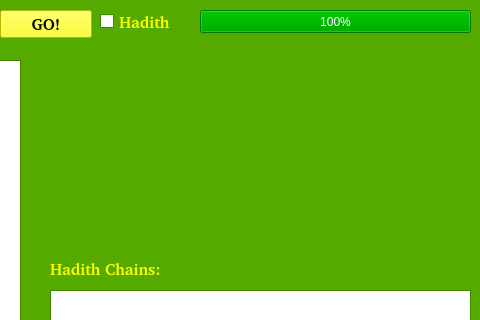
The window that trunk/src/ATSarf/gui/mainwindow.ui (codelogicanalysis/atmine) describes before a commit, drawn with Qt 5; both pictures show x 520 to 1000 and y 0 to 320 of the 1000 by 650 pixel window.
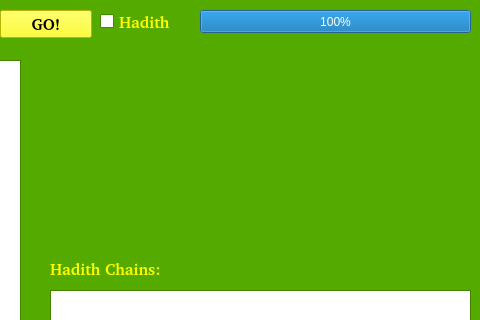
The same window after the commit. Icons and pictures are not drawn.

```diff
--- a/trunk/src/ATSarf/gui/mainwindow.ui
+++ b/trunk/src/ATSarf/gui/mainwindow.ui
@@ -1900,34 +1900,412 @@
     <property name="palette">
      <palette>
       <active>
-       <colorrole role="Highlight">
+       <colorrole role="WindowText">
         <brush brushstyle="SolidPattern">
          <color alpha="255">
           <red>0</red>
+          <green>0</green>
+          <blue>0</blue>
+         </color>
+        </brush>
+       </colorrole>
+       <colorrole role="Button">
+        <brush brushstyle="SolidPattern">
+         <color alpha="255">
+          <red>255</red>
+          <green>255</green>
+          <blue>127</blue>
+         </color>
+        </brush>
+       </colorrole>
+       <colorrole role="Light">
+        <brush brushstyle="SolidPattern">
+         <color alpha="255">
+          <red>255</red>
+          <green>255</green>
+          <blue>255</blue>
+         </color>
+        </brush>
+       </colorrole>
+       <colorrole role="Midlight">
+        <brush brushstyle="SolidPattern">
+         <color alpha="255">
+          <red>255</red>
+          <green>255</green>
+          <blue>191</blue>
+         </color>
+        </brush>
+       </colorrole>
+       <colorrole role="Dark">
+        <brush brushstyle="SolidPattern">
+         <color alpha="255">
+          <red>127</red>
+          <green>127</green>
+          <blue>63</blue>
+         </color>
+        </brush>
+       </colorrole>
+       <colorrole role="Mid">
+        <brush brushstyle="SolidPattern">
+         <color alpha="255">
+          <red>170</red>
           <green>170</green>
+          <blue>84</blue>
+         </color>
+        </brush>
+       </colorrole>
+       <colorrole role="Text">
+        <brush brushstyle="SolidPattern">
+         <color alpha="255">
+          <red>0</red>
+          <green>0</green>
+          <blue>0</blue>
+         </color>
+        </brush>
+       </colorrole>
+       <colorrole role="BrightText">
+        <brush brushstyle="SolidPattern">
+         <color alpha="255">
+          <red>255</red>
+          <green>255</green>
+          <blue>255</blue>
+         </color>
+        </brush>
+       </colorrole>
+       <colorrole role="ButtonText">
+        <brush brushstyle="SolidPattern">
+         <color alpha="255">
+          <red>0</red>
+          <green>0</green>
+          <blue>0</blue>
+         </color>
+        </brush>
+       </colorrole>
+       <colorrole role="Base">
+        <brush brushstyle="SolidPattern">
+         <color alpha="255">
+          <red>255</red>
+          <green>255</green>
+          <blue>255</blue>
+         </color>
+        </brush>
+       </colorrole>
+       <colorrole role="Window">
+        <brush brushstyle="SolidPattern">
+         <color alpha="255">
+          <red>255</red>
+          <green>255</green>
+          <blue>127</blue>
+         </color>
+        </brush>
+       </colorrole>
+       <colorrole role="Shadow">
+        <brush brushstyle="SolidPattern">
+         <color alpha="255">
+          <red>0</red>
+          <green>0</green>
+          <blue>0</blue>
+         </color>
+        </brush>
+       </colorrole>
+       <colorrole role="AlternateBase">
+        <brush brushstyle="SolidPattern">
+         <color alpha="255">
+          <red>255</red>
+          <green>255</green>
+          <blue>191</blue>
+         </color>
+        </brush>
+       </colorrole>
+       <colorrole role="ToolTipBase">
+        <brush brushstyle="SolidPattern">
+         <color alpha="255">
+          <red>255</red>
+          <green>255</green>
+          <blue>220</blue>
+         </color>
+        </brush>
+       </colorrole>
+       <colorrole role="ToolTipText">
+        <brush brushstyle="SolidPattern">
+         <color alpha="255">
+          <red>0</red>
+          <green>0</green>
           <blue>0</blue>
          </color>
         </brush>
        </colorrole>
       </active>
       <inactive>
-       <colorrole role="Highlight">
+       <colorrole role="WindowText">
         <brush brushstyle="SolidPattern">
          <color alpha="255">
           <red>0</red>
+          <green>0</green>
+          <blue>0</blue>
+         </color>
+        </brush>
+       </colorrole>
+       <colorrole role="Button">
+        <brush brushstyle="SolidPattern">
+         <color alpha="255">
+          <red>255</red>
+          <green>255</green>
+          <blue>127</blue>
+         </color>
+        </brush>
+       </colorrole>
+       <colorrole role="Light">
+        <brush brushstyle="SolidPattern">
+         <color alpha="255">
+          <red>255</red>
+          <green>255</green>
+          <blue>255</blue>
+         </color>
+        </brush>
+       </colorrole>
+       <colorrole role="Midlight">
+        <brush brushstyle="SolidPattern">
+         <color alpha="255">
+          <red>255</red>
+          <green>255</green>
+          <blue>191</blue>
+         </color>
+        </brush>
+       </colorrole>
+       <colorrole role="Dark">
+        <brush brushstyle="SolidPattern">
+         <color alpha="255">
+          <red>127</red>
+          <green>127</green>
+          <blue>63</blue>
+         </color>
+        </brush>
+       </colorrole>
+       <colorrole role="Mid">
+        <brush brushstyle="SolidPattern">
+         <color alpha="255">
+          <red>170</red>
           <green>170</green>
+          <blue>84</blue>
+         </color>
+        </brush>
+       </colorrole>
+       <colorrole role="Text">
+        <brush brushstyle="SolidPattern">
+         <color alpha="255">
+          <red>0</red>
+          <green>0</green>
+          <blue>0</blue>
+         </color>
+        </brush>
+       </colorrole>
+       <colorrole role="BrightText">
+        <brush brushstyle="SolidPattern">
+         <color alpha="255">
+          <red>255</red>
+          <green>255</green>
+          <blue>255</blue>
+         </color>
+        </brush>
+       </colorrole>
+       <colorrole role="ButtonText">
+        <brush brushstyle="SolidPattern">
+         <color alpha="255">
+          <red>0</red>
+          <green>0</green>
+          <blue>0</blue>
+         </color>
+        </brush>
+       </colorrole>
+       <colorrole role="Base">
+        <brush brushstyle="SolidPattern">
+         <color alpha="255">
+          <red>255</red>
+          <green>255</green>
+          <blue>255</blue>
+         </color>
+        </brush>
+       </colorrole>
+       <colorrole role="Window">
+        <brush brushstyle="SolidPattern">
+         <color alpha="255">
+          <red>255</red>
+          <green>255</green>
+          <blue>127</blue>
+         </color>
+        </brush>
+       </colorrole>
+       <colorrole role="Shadow">
+        <brush brushstyle="SolidPattern">
+         <color alpha="255">
+          <red>0</red>
+          <green>0</green>
+          <blue>0</blue>
+         </color>
+        </brush>
+       </colorrole>
+       <colorrole role="AlternateBase">
+        <brush brushstyle="SolidPattern">
+         <color alpha="255">
+          <red>255</red>
+          <green>255</green>
+          <blue>191</blue>
+         </color>
+        </brush>
+       </colorrole>
+       <colorrole role="ToolTipBase">
+        <brush brushstyle="SolidPattern">
+         <color alpha="255">
+          <red>255</red>
+          <green>255</green>
+          <blue>220</blue>
+         </color>
+        </brush>
+       </colorrole>
+       <colorrole role="ToolTipText">
+        <brush brushstyle="SolidPattern">
+         <color alpha="255">
+          <red>0</red>
+          <green>0</green>
           <blue>0</blue>
          </color>
         </brush>
        </colorrole>
       </inactive>
       <disabled>
-       <colorrole role="Highlight">
+       <colorrole role="WindowText">
         <brush brushstyle="SolidPattern">
          <color alpha="255">
-          <red>250</red>
-          <green>250</green>
-          <blue>250</blue>
+          <red>127</red>
+          <green>127</green>
+          <blue>63</blue>
+         </color>
+        </brush>
+       </colorrole>
+       <colorrole role="Button">
+        <brush brushstyle="SolidPattern">
+         <color alpha="255">
+          <red>255</red>
+          <green>255</green>
+          <blue>127</blue>
+         </color>
+        </brush>
+       </colorrole>
+       <colorrole role="Light">
+        <brush brushstyle="SolidPattern">
+         <color alpha="255">
+          <red>255</red>
+          <green>255</green>
+          <blue>255</blue>
+         </color>
+        </brush>
+       </colorrole>
+       <colorrole role="Midlight">
+        <brush brushstyle="SolidPattern">
+         <color alpha="255">
+          <red>255</red>
+          <green>255</green>
+          <blue>191</blue>
+         </color>
+        </brush>
+       </colorrole>
+       <colorrole role="Dark">
+        <brush brushstyle="SolidPattern">
+         <color alpha="255">
+          <red>127</red>
+          <green>127</green>
+          <blue>63</blue>
+         </color>
+        </brush>
+       </colorrole>
+       <colorrole role="Mid">
+        <brush brushstyle="SolidPattern">
+         <color alpha="255">
+          <red>170</red>
+          <green>170</green>
+          <blue>84</blue>
+         </color>
+        </brush>
+       </colorrole>
+       <colorrole role="Text">
+        <brush brushstyle="SolidPattern">
+         <color alpha="255">
+          <red>127</red>
+          <green>127</green>
+          <blue>63</blue>
+         </color>
+        </brush>
+       </colorrole>
+       <colorrole role="BrightText">
+        <brush brushstyle="SolidPattern">
+         <color alpha="255">
+          <red>255</red>
+          <green>255</green>
+          <blue>255</blue>
+         </color>
+        </brush>
+       </colorrole>
+       <colorrole role="ButtonText">
+        <brush brushstyle="SolidPattern">
+         <color alpha="255">
+          <red>127</red>
+          <green>127</green>
+          <blue>63</blue>
+         </color>
+        </brush>
+       </colorrole>
+       <colorrole role="Base">
+        <brush brushstyle="SolidPattern">
+         <color alpha="255">
+          <red>255</red>
+          <green>255</green>
+          <blue>127</blue>
+         </color>
+        </brush>
+       </colorrole>
+       <colorrole role="Window">
+        <brush brushstyle="SolidPattern">
+         <color alpha="255">
+          <red>255</red>
+          <green>255</green>
+          <blue>127</blue>
+         </color>
+        </brush>
+       </colorrole>
+       <colorrole role="Shadow">
+        <brush brushstyle="SolidPattern">
+         <color alpha="255">
+          <red>0</red>
+          <green>0</green>
+          <blue>0</blue>
+         </color>
+        </brush>
+       </colorrole>
+       <colorrole role="AlternateBase">
+        <brush brushstyle="SolidPattern">
+         <color alpha="255">
+          <red>255</red>
+          <green>255</green>
+          <blue>127</blue>
+         </color>
+        </brush>
+       </colorrole>
+       <colorrole role="ToolTipBase">
+        <brush brushstyle="SolidPattern">
+         <color alpha="255">
+          <red>255</red>
+          <green>255</green>
+          <blue>220</blue>
+         </color>
+        </brush>
+       </colorrole>
+       <colorrole role="ToolTipText">
+        <brush brushstyle="SolidPattern">
+         <color alpha="255">
+          <red>0</red>
+          <green>0</green>
+          <blue>0</blue>
          </color>
         </brush>
        </colorrole>
```
